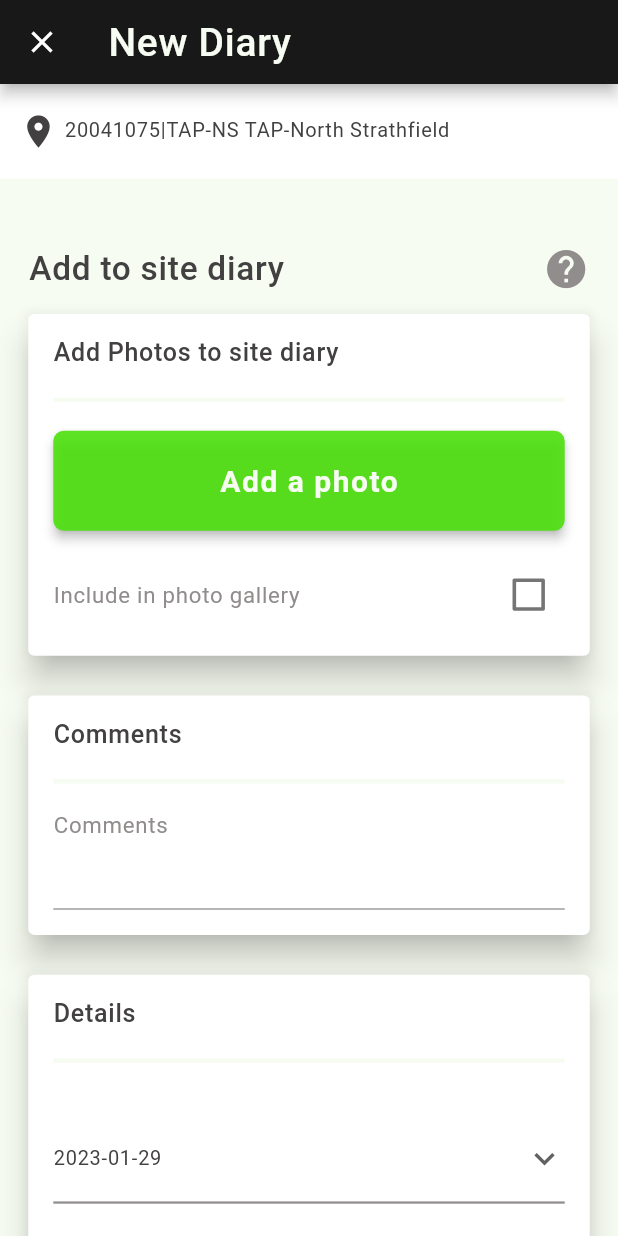
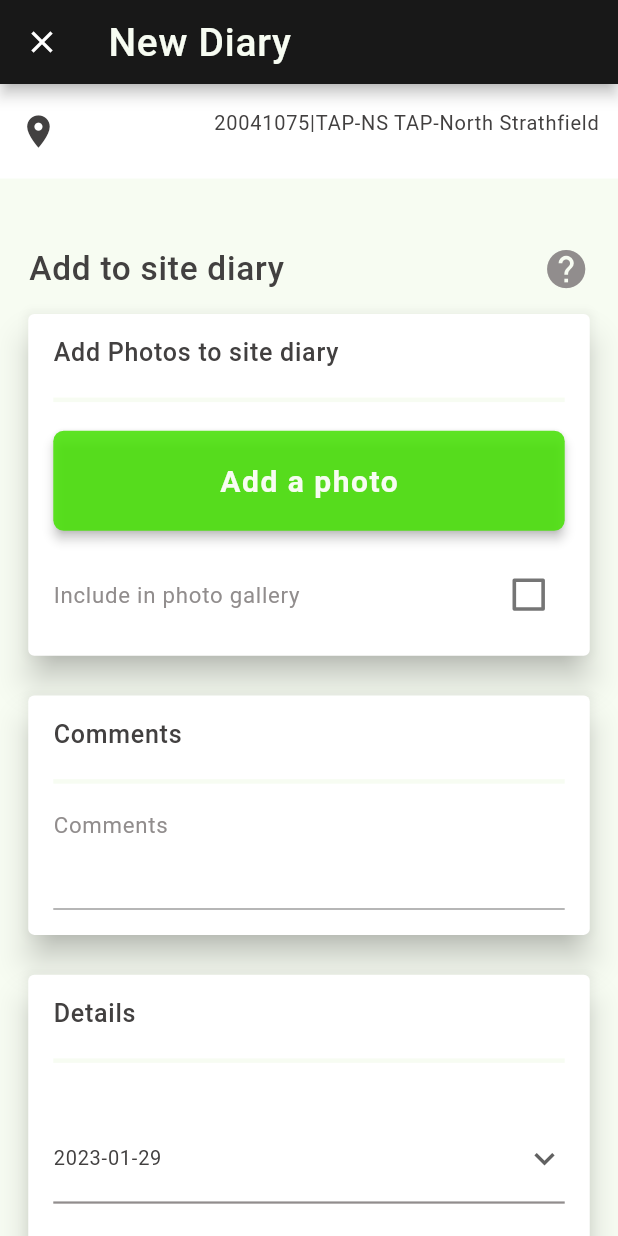
Before and after one commit to kneelon/upload_images_bloc, a Flutter app: the screen it shows after launch, on a phone screen of 412 x 824 dp. Run offline on Flutter 3.47's test engine with Material 2 defaults, Android fonts, the phone set to English and light mode, and no system bars; our stand-ins replace bloc, dio, equatable, flutter_bloc, flutter_cache_manager, fluttertoast and 3 more.

Commit message:
forgotten-to-uncomment
Forgotten to uncomment codes in new_diary_page.dart

```diff
--- a/lib/domain/repository/repository.dart
+++ b/lib/domain/repository/repository.dart
@@ -1,6 +1,7 @@
 
 import 'package:xam/data/model/upload_photo_model.dart';
+import 'package:xam/domain/entity/upload_photo_entity.dart';
 
 abstract class Repository {
-  Future<UploadPhotoModel> uploadImages(UploadPhotoModel model);
+  Future<UploadPhotoEntity> uploadImages(UploadPhotoModel model);
 }
--- a/lib/domain/usecase/upload_images_usecase.dart
+++ b/lib/domain/usecase/upload_images_usecase.dart
@@ -1,4 +1,5 @@
 import 'package:xam/data/model/upload_photo_model.dart';
+import 'package:xam/domain/entity/upload_photo_entity.dart';
 import 'package:xam/domain/repository/repository.dart';
 
 class UploadImagesUseCase {
@@ -6,7 +7,7 @@ class UploadImagesUseCase {
 
   UploadImagesUseCase({required this.repository});
 
-  Future<UploadPhotoModel> call(UploadPhotoModel model) async {
+  Future<UploadPhotoEntity> call(UploadPhotoModel model) async {
     return repository.uploadImages(model);
   }
 }
--- a/lib/presentation/architecture/cubit/upload_images_cubit.dart
+++ b/lib/presentation/architecture/cubit/upload_images_cubit.dart
@@ -1,6 +1,7 @@
 import 'dart:io';
 import 'package:flutter/material.dart';
 import 'package:xam/data/model/upload_photo_model.dart';
+import 'package:xam/domain/entity/upload_photo_entity.dart';
 import 'package:xam/presentation/ui/new_diary_page.dart';
 import 'package:xam/presentation/utility/constant.dart' as constants;
 // ignore: depend_on_referenced_packages
@@ -19,11 +20,11 @@ class UploadImagesCubit extends Cubit<UploadImagesState> {
   }) : super(UploadImagesInitial());
 
   Future<void> uploadImagesData(
-      {required context, required UploadPhotoModel entity}) async {
+      {required context, required UploadPhotoModel model}) async {
     emit(UploadImagesLoading());
 
     try {
-      final response = await uploadImagesUseCase.call(entity);
+      final response = await uploadImagesUseCase.call(model);
       debugPrint(
           '${constants.capSuccess} $response'); //<-- print SUCCESS response
       Navigator.push(context,
--- a/lib/presentation/ui/new_diary_page.dart
+++ b/lib/presentation/ui/new_diary_page.dart
@@ -122,7 +122,10 @@ class _NewDiaryPageState extends State<NewDiaryPage> {
             horizontal: SizeConfig.safeBlockHorizontal * 3.06,
             vertical: SizeConfig.safeBlockHorizontal * 4.5,
           ),
-          child: Row(
+          child: SizedBox(
+            width: double.infinity,
+            child: Wrap(
+              alignment: WrapAlignment.spaceBetween,
               children: <Widget>[
                 Icon(Icons.location_on_sharp,
                     color: constants.pallet2,
@@ -135,6 +138,7 @@ class _NewDiaryPageState extends State<NewDiaryPage> {
               ],
             ),
           ),
+        ),
       );
 
   Widget _addDiaryLayer() => Column(
@@ -144,8 +148,11 @@ class _NewDiaryPageState extends State<NewDiaryPage> {
             padding: EdgeInsets.symmetric(
                 horizontal: SizeConfig.safeBlockHorizontal * 1.08,
                 vertical: SizeConfig.safeBlockHorizontal * 2.7),
-            child: Row(
-              mainAxisAlignment: MainAxisAlignment.spaceBetween,
+            child: SizedBox(
+              width: double.infinity,
+              child: Wrap(
+                crossAxisAlignment: WrapCrossAlignment.center,
+                alignment: WrapAlignment.spaceBetween,
                 children: <Widget>[
                   Text(
                     constants.wordAddSiteDiary,
@@ -157,6 +164,7 @@ class _NewDiaryPageState extends State<NewDiaryPage> {
                     size: 30.6,
                   ),
                 ],
+              ),
             ),
           ),
         ],
@@ -236,8 +244,11 @@ class _NewDiaryPageState extends State<NewDiaryPage> {
                     fontWeight: FontWeight.bold,
                   ),
                   SizedBox(height: sizedBox),
-                  Row(
-                    mainAxisAlignment: MainAxisAlignment.spaceBetween,
+                  SizedBox(
+                    width: double.infinity,
+                    child: Wrap(
+                      alignment: WrapAlignment.spaceBetween,
+                      crossAxisAlignment: WrapCrossAlignment.center,
                       children: <Widget>[
                         Text(
                           constants.wordIncludePhotoGallery,
@@ -258,6 +269,7 @@ class _NewDiaryPageState extends State<NewDiaryPage> {
                           ),
                         ),
                       ],
+                    ),
                   ),
                 ],
               ),
@@ -283,7 +295,7 @@ class _NewDiaryPageState extends State<NewDiaryPage> {
                         context, constants.pallet3, FontWeight.normal),
                   ),
                   CustomTextFormField(
-                    key: const Key('commentField'),
+                    key: const Key(constants.commentField),
                     controller: _commentController,
                     label: constants.empty,
                   ),
@@ -319,7 +331,7 @@ class _NewDiaryPageState extends State<NewDiaryPage> {
                         context, constants.pallet3, FontWeight.normal),
                   ),
                   CustomTextFormField(
-                    key: const Key('tagsFeild'),
+                    key: const Key(constants.tagsField),
                     controller: _tagsController,
                     label: constants.empty,
                   ),
@@ -342,8 +354,11 @@ class _NewDiaryPageState extends State<NewDiaryPage> {
               child: Column(
                 crossAxisAlignment: CrossAxisAlignment.start,
                 children: <Widget>[
-                  Row(
-                    mainAxisAlignment: MainAxisAlignment.spaceBetween,
+                  SizedBox(
+                    width: double.infinity,
+                    child: Wrap(
+                      crossAxisAlignment: WrapCrossAlignment.center,
+                      alignment: WrapAlignment.spaceBetween,
                       children: <Widget>[
                         Text(
                           constants.wordLinkToEvent,
@@ -364,6 +379,7 @@ class _NewDiaryPageState extends State<NewDiaryPage> {
                         ),
                       ],
                     ),
+                  ),
                   const Divider(color: constants.pallet5, thickness: 3),
                   const CustomDropdown(
                       text: constants.wordSelectEvent,
@@ -380,7 +396,7 @@ class _NewDiaryPageState extends State<NewDiaryPage> {
   Widget _nextButton() => Column(
         children: <Widget>[
           CustomButton(
-            key: const Key('nextButton'),
+            key: const Key(constants.nextButton),
             onPress: () async {
               if (images.isEmpty) {
                 showToastWidget(constants.errImageEmpty, constants.errorColor);
@@ -407,7 +423,7 @@ class _NewDiaryPageState extends State<NewDiaryPage> {
               });
               BlocProvider.of<UploadImagesCubit>(context).uploadImagesData(
                 context: context,
-                entity: UploadPhotoModel(
+                model: UploadPhotoModel(
                   name: _commentController.text,
                   job: _tagsController.text,
                   images: imageList,
@@ -454,9 +470,7 @@ class _NewDiaryPageState extends State<NewDiaryPage> {
 
     for (int i = 0; i < images.length; i++) {
       if (i == images.length - 1) {
-        setState(() {
-          images;
-        });
+        setState(() {});
       }
     }
   }
--- a/lib/presentation/utility/constant.dart
+++ b/lib/presentation/utility/constant.dart
@@ -15,6 +15,9 @@ const String job = 'job';
 const String images = 'images';
 const String id = 'id';
 const String createdAt = 'createdAt';
+const String nextButton = 'nextButton';
+const String commentField = 'commentField';
+const String tagsField = 'tagsField';
 
 const String capComments = 'Comments';
 const String capDetails = 'Details';
```
Also changed, not shown: lib/presentation/utility/size_config.dart (+14 -0 lines), assets/images/architecture.jpg (added), 2 other files. Lines whose indentation alone changed are shown as unchanged.
